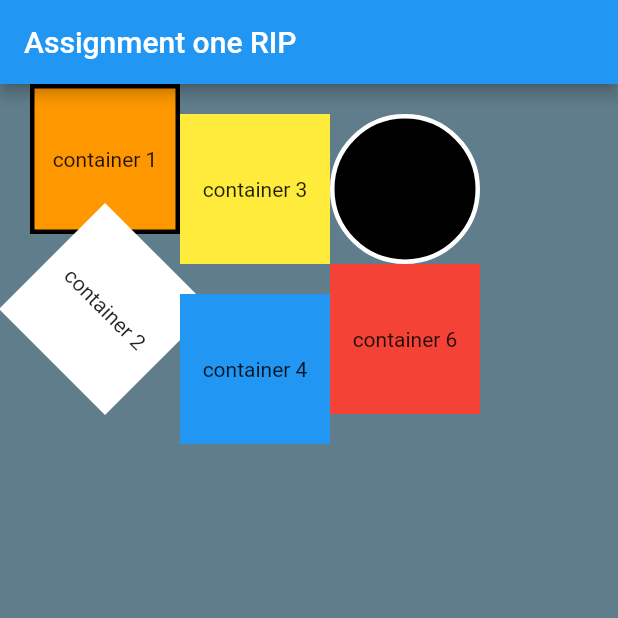
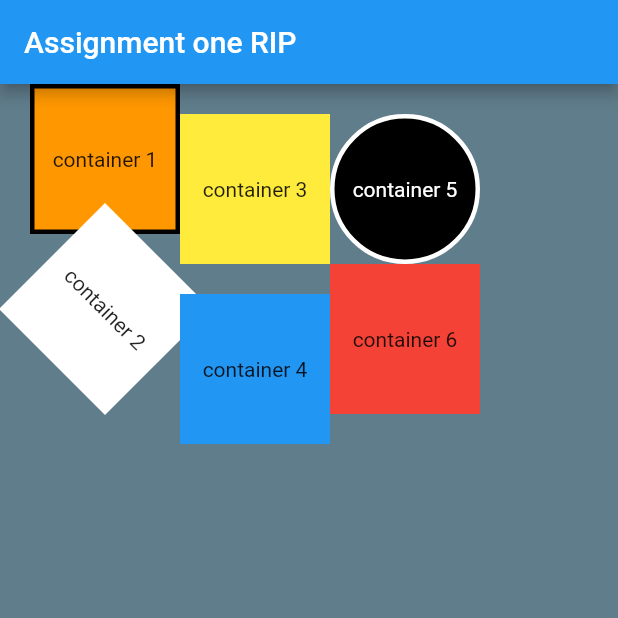
Before and after one commit to viloriajer/FlutterApp01_JeremyViloria, a Flutter app: the screen it shows after launch, on a phone screen of 412 x 824 dp, the top half of it. Run offline on Flutter 3.47's test engine with Material 2 defaults, Android fonts, the phone set to English and light mode, and no system bars.

Commit message:
added white font

```diff
--- a/assignment01/lib/main.dart
+++ b/assignment01/lib/main.dart
@@ -1,4 +1,5 @@
 import 'dart:math';
+import 'dart:ui';
 
 import 'package:flutter/material.dart';
 
@@ -72,7 +73,10 @@ class MyApp extends StatelessWidget {
                 Padding(padding: const EdgeInsets.all(10.0)),
                 Container(
                   child: Center(
-                    child: Text("container 5"),
+                    child: Text(
+                      "container 5",
+                      style: TextStyle(color: Colors.white),
+                    ),
                   ),
                   decoration: BoxDecoration(
                     shape: BoxShape.circle,
```
